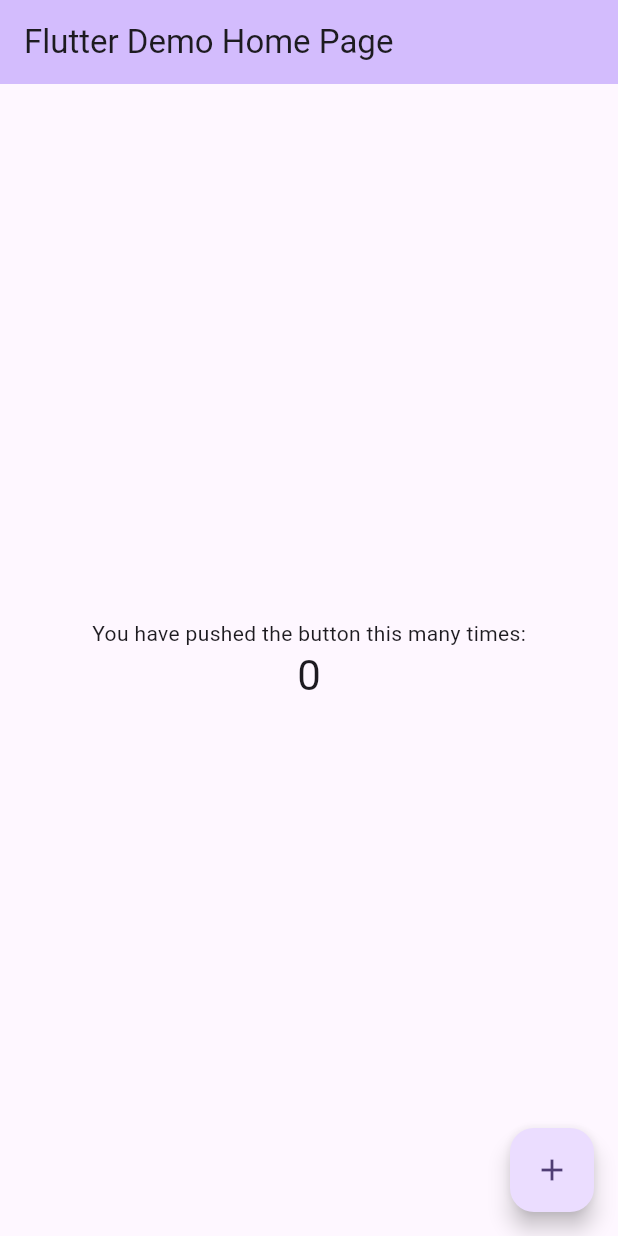
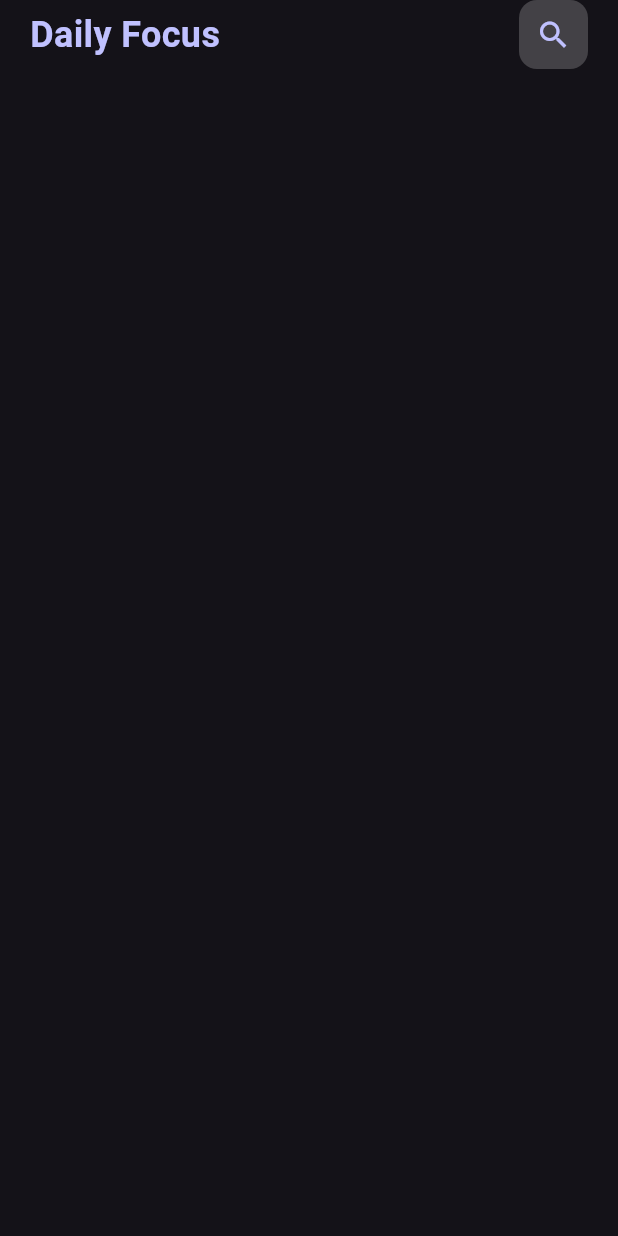
Before and after one commit to saadsaifdev/daily_focus_app, a Flutter app: the screen it shows after launch, on a phone screen of 412 x 824 dp. Run offline on Flutter 3.47's test engine with Material 3 defaults, Android fonts, the phone set to English and light mode, and no system bars.

Commit message:
feat: add custom app bar and project constants

```diff
--- /dev/null
+++ b/lib/constants.dart
@@ -0,0 +1,24 @@
+import 'package:flutter/material.dart';
+
+const kBackgroundColor = Color(0xFF111319);
+const kSurfaceLowestColor = Color(0xFF0C0E14);
+const kCardBackgroundColor = Color(0xFF191B22);
+const kCardActiveColor = Color(0xFF1E1F26);
+const kSurfaceHighestColor = Color(0xFF33343B);
+
+const kPrimaryColor = Color(0xFFC0C1FF);
+const kPrimaryContainer = Color(0xFF8083FF);
+const kSecondaryColor = Color(0xFF4EDEA3);
+const kSecondaryContainer = Color(0xFF00A572);
+
+const kHighPriorityText = Color(0xFFFFB4AB);
+const kHighPriorityBg = Color(0xFF93000A);
+const kMediumPriorityText = Color(0xFF4EDEA3);
+const kOutlineColor = Color(0xFF908FA0);
+const kOutlineVariant = Color(0xFF464554);
+
+const kOnSurfaceColor = Color(0xFFE2E2EB);
+const kOnSurfaceVariant = Color(0xFFC7C4D7);
+
+const double kDefaultPadding = 20.0;
+const double kCardBorderRadius = 16.0;
--- a/lib/main.dart
+++ b/lib/main.dart
@@ -1,122 +1,19 @@
+import 'package:daily_focus_app/views/tasks_view.dart';
 import 'package:flutter/material.dart';
 
 void main() {
-  runApp(const MyApp());
+  runApp(const DailyFocusApp());
 }
 
-class MyApp extends StatelessWidget {
-  const MyApp({super.key});
+class DailyFocusApp extends StatelessWidget {
+  const DailyFocusApp({super.key});
 
-  // This widget is the root of your application.
   @override
   Widget build(BuildContext context) {
     return MaterialApp(
-      title: 'Flutter Demo',
-      theme: ThemeData(
-        // This is the theme of your application.
-        //
-        // TRY THIS: Try running your application with "flutter run". You'll see
-        // the application has a purple toolbar. Then, without quitting the app,
-        // try changing the seedColor in the colorScheme below to Colors.green
-        // and then invoke "hot reload" (save your changes or press the "hot
-        // reload" button in a Flutter-supported IDE, or press "r" if you used
-        // the command line to start the app).
-        //
-        // Notice that the counter didn't reset back to zero; the application
-        // state is not lost during the reload. To reset the state, use hot
-        // restart instead.
-        //
-        // This works for code too, not just values: Most code changes can be
-        // tested with just a hot reload.
-        colorScheme: .fromSeed(seedColor: Colors.deepPurple),
-      ),
-      home: const MyHomePage(title: 'Flutter Demo Home Page'),
+      debugShowCheckedModeBanner: false,
+      theme: ThemeData(brightness: Brightness.dark),
+      home: TasksView(),
     );
   }
 }
-
-class MyHomePage extends StatefulWidget {
-  const MyHomePage({super.key, required this.title});
-
-  // This widget is the home page of your application. It is stateful, meaning
-  // that it has a State object (defined below) that contains fields that affect
-  // how it looks.
-
-  // This class is the configuration for the state. It holds the values (in this
-  // case the title) provided by the parent (in this case the App widget) and
-  // used by the build method of the State. Fields in a Widget subclass are
-  // always marked "final".
-
-  final String title;
-
-  @override
-  State<MyHomePage> createState() => _MyHomePageState();
-}
-
-class _MyHomePageState extends State<MyHomePage> {
-  int _counter = 0;
-
-  void _incrementCounter() {
-    setState(() {
-      // This call to setState tells the Flutter framework that something has
-      // changed in this State, which causes it to rerun the build method below
-      // so that the display can reflect the updated values. If we changed
-      // _counter without calling setState(), then the build method would not be
-      // called again, and so nothing would appear to happen.
-      _counter++;
-    });
-  }
-
-  @override
-  Widget build(BuildContext context) {
-    // This method is rerun every time setState is called, for instance as done
-    // by the _incrementCounter method above.
-    //
-    // The Flutter framework has been optimized to make rerunning build methods
-    // fast, so that you can just rebuild anything that needs updating rather
-    // than having to individually change instances of widgets.
-    return Scaffold(
-      appBar: AppBar(
-        // TRY THIS: Try changing the color here to a specific color (to
-        // Colors.amber, perhaps?) and trigger a hot reload to see the AppBar
-        // change color while the other colors stay the same.
-        backgroundColor: Theme.of(context).colorScheme.inversePrimary,
-        // Here we take the value from the MyHomePage object that was created by
-        // the App.build method, and use it to set our appbar title.
-        title: Text(widget.title),
-      ),
-      body: Center(
-        // Center is a layout widget. It takes a single child and positions it
-        // in the middle of the parent.
-        child: Column(
-          // Column is also a layout widget. It takes a list of children and
-          // arranges them vertically. By default, it sizes itself to fit its
-          // children horizontally, and tries to be as tall as its parent.
-          //
-          // Column has various properties to control how it sizes itself and
-          // how it positions its children. Here we use mainAxisAlignment to
-          // center the children vertically; the main axis here is the vertical
-          // axis because Columns are vertical (the cross axis would be
-          // horizontal).
-          //
-          // TRY THIS: Invoke "debug painting" (choose the "Toggle Debug Paint"
-          // action in the IDE, or press "p" in the console), to see the
-          // wireframe for each widget.
-          mainAxisAlignment: .center,
-          children: [
-            const Text('You have pushed the button this many times:'),
-            Text(
-              '$_counter',
-              style: Theme.of(context).textTheme.headlineMedium,
-            ),
-          ],
-        ),
-      ),
-      floatingActionButton: FloatingActionButton(
-        onPressed: _incrementCounter,
-        tooltip: 'Increment',
-        child: const Icon(Icons.add),
-      ),
-    );
-  }
-}
--- /dev/null
+++ b/lib/views/tasks_view.dart
@@ -0,0 +1,11 @@
+import 'package:daily_focus_app/widgets/tasks_view_body.dart';
+import 'package:flutter/material.dart';
+
+class TasksView extends StatelessWidget {
+  const TasksView({super.key});
+
+  @override
+  Widget build(BuildContext context) {
+    return Scaffold(body: TasksViewBody());
+  }
+}
--- /dev/null
+++ b/lib/widgets/custom_app_bar.dart
@@ -0,0 +1,27 @@
+import 'package:daily_focus_app/constants.dart';
+import 'package:daily_focus_app/widgets/custom_search_icon.dart';
+import 'package:flutter/material.dart';
+
+class CustomAppBar extends StatelessWidget {
+  const CustomAppBar({super.key, required this.title, required this.searchIcon});
+  final String title;
+  final IconData searchIcon;
+  @override
+  Widget build(BuildContext context) {
+    return Row(
+      mainAxisAlignment: MainAxisAlignment.spaceBetween,
+      children: [
+        Text(
+          title,
+          style: TextStyle(
+            color: kPrimaryColor,
+            fontSize: 24,
+            fontWeight: FontWeight.w600,
+          ),
+        ),
+         Spacer(),
+        CustomSearchIcon(searchIcon : searchIcon,),
+      ],
+    );
+  }
+}
--- /dev/null
+++ b/lib/widgets/custom_search_icon.dart
@@ -0,0 +1,19 @@
+import 'package:daily_focus_app/constants.dart';
+import 'package:flutter/material.dart';
+
+class CustomSearchIcon extends StatelessWidget {
+  const CustomSearchIcon({super.key, required this.searchIcon});
+  final IconData searchIcon;
+  @override
+  Widget build(BuildContext context) {
+    return Container(
+      height: 46,
+      width: 46,
+      decoration: BoxDecoration(
+        color: Colors.white.withValues(alpha: 0.2),
+        borderRadius: BorderRadius.circular(12),
+      ),
+      child: Center(child: Icon(searchIcon, color: kPrimaryColor, size: 24)),
+    );
+  }
+}
--- /dev/null
+++ b/lib/widgets/tasks_view_body.dart
@@ -0,0 +1,21 @@
+import 'package:daily_focus_app/constants.dart';
+import 'package:daily_focus_app/widgets/custom_app_bar.dart';
+import 'package:flutter/material.dart';
+
+class TasksViewBody extends StatelessWidget {
+  const TasksViewBody({super.key});
+
+  @override
+  Widget build(BuildContext context) {
+    return SafeArea(
+      child: Padding(
+        padding: EdgeInsets.symmetric(horizontal: kDefaultPadding),
+        child: Column(
+          children: [
+            CustomAppBar(title: "Daily Focus", searchIcon: (Icons.search)),
+          ],
+        ),
+      ),
+    );
+  }
+}
```
Also changed, not shown: 1 other file.
